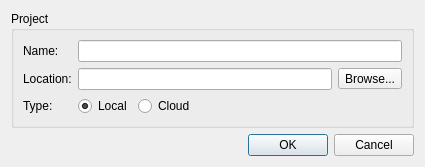
Before: the Qt Designer form gns3/ui/new_project_dialog.ui in GNS3/gns3-gui, drawn with Qt 5.
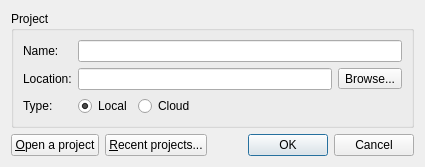
After: the same form once the commit is applied.

Commit message: Adds "open a project" and "recent projects" buttons to the new project dialog. Option to deactivate the new project dialog at startup.

Diff of the .ui file:
```diff
--- a/gns3/ui/new_project_dialog.ui
+++ b/gns3/ui/new_project_dialog.ui
@@ -9,8 +9,8 @@
    <rect>
     <x>0</x>
     <y>0</y>
-    <width>472</width>
-    <height>175</height>
+    <width>491</width>
+    <height>169</height>
    </rect>
   </property>
   <property name="windowTitle">
@@ -23,17 +23,7 @@
    <property name="sizeConstraint">
     <enum>QLayout::SetFixedSize</enum>
    </property>
-   <item row="1" column="0">
-    <widget class="QDialogButtonBox" name="uiButtonBox">
-     <property name="orientation">
-      <enum>Qt::Horizontal</enum>
-     </property>
-     <property name="standardButtons">
-      <set>QDialogButtonBox::Cancel|QDialogButtonBox::Ok</set>
-     </property>
-    </widget>
-   </item>
-   <item row="0" column="0">
+   <item row="0" column="0" colspan="3">
     <widget class="QGroupBox" name="uiProjectGroupBox">
      <property name="title">
       <string>Project</string>
@@ -130,6 +120,30 @@
      </layout>
     </widget>
    </item>
+   <item row="1" column="0">
+    <widget class="QPushButton" name="uiOpenProjectPushButton">
+     <property name="text">
+      <string>&amp;Open a project</string>
+     </property>
+    </widget>
+   </item>
+   <item row="1" column="1">
+    <widget class="QPushButton" name="uiRecentProjectsPushButton">
+     <property name="text">
+      <string>&amp;Recent projects...</string>
+     </property>
+    </widget>
+   </item>
+   <item row="1" column="2">
+    <widget class="QDialogButtonBox" name="uiButtonBox">
+     <property name="orientation">
+      <enum>Qt::Horizontal</enum>
+     </property>
+     <property name="standardButtons">
+      <set>QDialogButtonBox::Cancel|QDialogButtonBox::Ok</set>
+     </property>
+    </widget>
+   </item>
   </layout>
  </widget>
  <resources/>
```
The commit also changes 7 other files.
